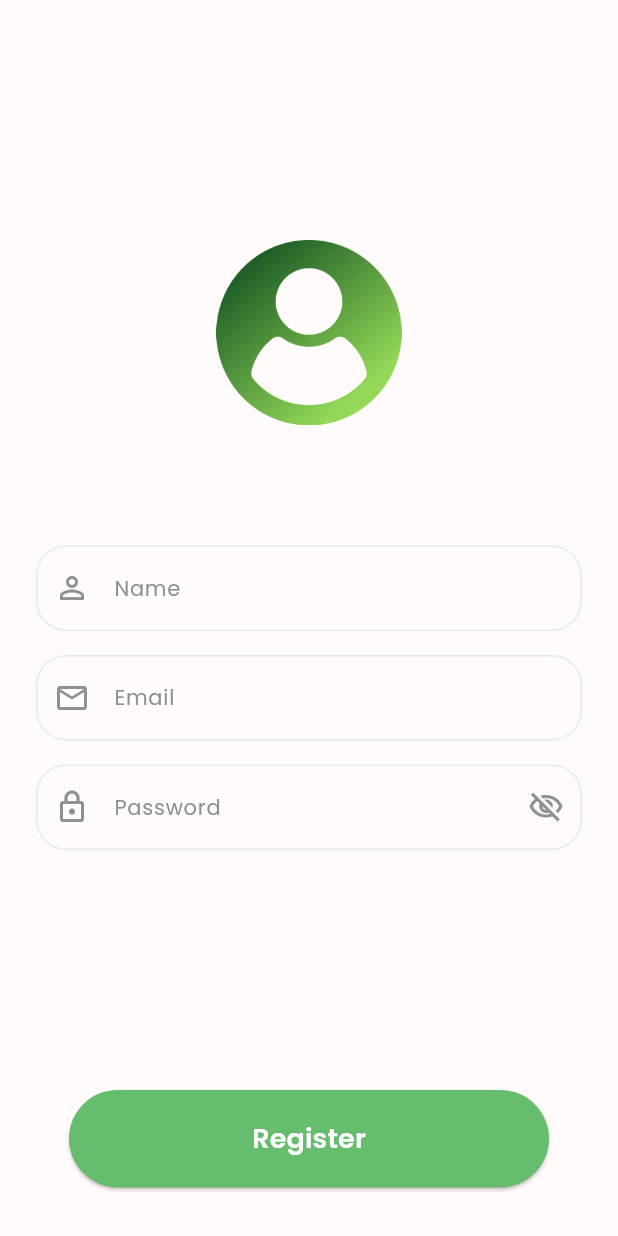
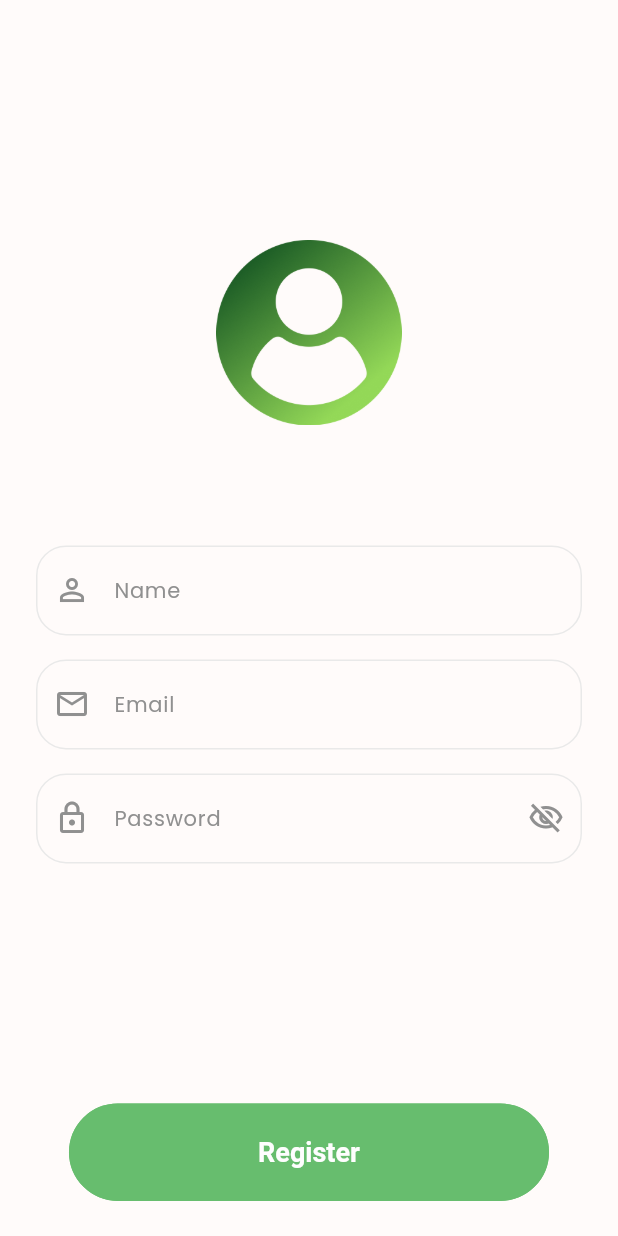
Before and after one commit to ozlemkayyaa/count_me, a Flutter app: the screen it shows after launch, on a phone screen of 412 x 824 dp. Run offline on Flutter 3.47's test engine with Material 3 defaults, Android fonts, the phone set to English and light mode, and no system bars; our stand-ins replace easy_localization, google_fonts, mobx, shared_preferences.

Commit message:
custom_themes created

```diff
--- a/lib/core/components/button/custom_elevated_button.dart
+++ /dev/null
@@ -1,26 +0,0 @@
-import 'package:flutter/material.dart';
-
-class CustomElevatedButton extends StatelessWidget {
-  const CustomElevatedButton({
-    super.key,
-    required this.onPressed,
-    required this.child,
-    this.backgroundColor,
-  });
-
-  final void Function() onPressed;
-  final Widget child;
-  final Color? backgroundColor;
-
-  @override
-  Widget build(BuildContext context) {
-    return ElevatedButton(
-      style: ElevatedButton.styleFrom(
-        backgroundColor: backgroundColor,
-        minimumSize: const Size(320, 65),
-      ),
-      onPressed: onPressed,
-      child: child,
-    );
-  }
-}
--- a/lib/core/components/index.dart
+++ b/lib/core/components/index.dart
@@ -1,9 +1,5 @@
 export 'appbar/custom_appbar.dart';
-export 'button/custom_elevated_button.dart';
-export 'button/custom_outlined_button.dart';
-export 'button/custom_text_button.dart';
 export 'card/not_found_navigation_widget.dart';
 export 'scaffold/custom_scaffold.dart';
 export 'text/custom_text.dart';
 export 'text/locale_text.dart';
-export 'text_form_field/custom_text_form_field.dart';
--- a/lib/core/components/text_form_field/custom_text_form_field.dart
+++ /dev/null
@@ -1,63 +0,0 @@
-import 'package:count_me/core/constants/enums/border_enum.dart';
-import 'package:count_me/core/constants/app/app_colors.dart';
-import 'package:flutter/material.dart';
-
-class CustomTextFormField extends StatelessWidget {
-  const CustomTextFormField({
-    super.key,
-    required this.controller,
-    this.validator,
-    this.labelText,
-    this.hintText,
-    this.keyboardType,
-    this.prefixIcon,
-    this.suffixIcon,
-    this.textStyle,
-    this.outlineInputBorder,
-  });
-
-  final TextEditingController controller;
-  final String? Function(String?)? validator;
-  final String? labelText;
-  final String? hintText;
-  final TextInputType? keyboardType;
-  final bool obscureText = false;
-  final Icon? prefixIcon;
-  final IconButton? suffixIcon;
-  final TextStyle? textStyle;
-  final OutlineInputBorder? outlineInputBorder;
-
-  @override
-  Widget build(BuildContext context) {
-    return TextFormField(
-      controller: controller,
-      validator: validator,
-      keyboardType: keyboardType,
-      obscureText: obscureText,
-      style: textStyle,
-      decoration: InputDecoration(
-        labelText: labelText,
-        labelStyle: TextStyle(
-          fontSize: 14,
-          fontWeight: FontWeight.w400,
-          color: AppColors.grey,
-        ),
-        hintText: hintText,
-        prefixIcon: prefixIcon,
-        suffixIcon: suffixIcon,
-        prefixIconColor: AppColors.grey,
-        suffixIconColor: AppColors.grey,
-        border: outlineInputBorder,
-        focusedBorder: OutlineInputBorder(
-          borderRadius: BorderHelper.fix.circularRadius,
-          borderSide: BorderSide(color: AppColors.mainGreen),
-        ),
-        enabledBorder: OutlineInputBorder(
-          borderRadius: BorderHelper.fix.circularRadius,
-          borderSide: BorderSide(color: AppColors.lightGrey),
-        ),
-        contentPadding: const EdgeInsets.only(top: 18, bottom: 18),
-      ),
-    );
-  }
-}
--- a/lib/core/constants/app/app_colors.dart
+++ b/lib/core/constants/app/app_colors.dart
@@ -16,6 +16,7 @@ final class AppColors {
   static const lightGrey = Color(0xFFE9E9E9);
   static const grey = Color(0xFF909090);
   static const darkGrey = Color(0xFF45444C);
+  static const disableButtonGrey = Color(0xFFC0C0C0);
 
   static const black = Color(0xFF121212);
 
--- a/lib/core/init/theme/app_theme_light.dart
+++ b/lib/core/init/theme/app_theme_light.dart
@@ -1,3 +1,8 @@
+import 'custom_theme/elevated_button_theme.dart';
+import 'custom_theme/outlined_button_theme.dart';
+import 'custom_theme/text_button_theme.dart';
+import 'custom_theme/text_field_theme.dart';
+
 import '../../constants/app/app_colors.dart';
 import 'app_theme.dart';
 import 'package:flutter/material.dart';
@@ -20,5 +25,9 @@ class AppThemeLight extends AppTheme {
         fontFamily: GoogleFonts.poppins().fontFamily,
         scaffoldBackgroundColor: AppColors.whiteBackground,
         useMaterial3: true,
+        elevatedButtonTheme: AppElevatedButtonTheme.elevatedButtonTheme,
+        outlinedButtonTheme: AppOutlinedButtontheme.outlinedButtonTheme,
+        textButtonTheme: AppTextButtontheme.textButtonTheme,
+        inputDecorationTheme: AppTextFieldTheme.lightInputDecorationTheme,
       );
 }
--- /dev/null
+++ b/lib/core/init/theme/custom_theme/elevated_button_theme.dart
@@ -0,0 +1,29 @@
+import 'package:count_me/core/constants/app/index.dart';
+import 'package:count_me/core/constants/enums/index.dart';
+import 'package:flutter/material.dart';
+
+class AppElevatedButtonTheme {
+  AppElevatedButtonTheme._();
+
+  static final elevatedButtonTheme = ElevatedButtonThemeData(
+    style: ElevatedButton.styleFrom(
+      minimumSize: const Size(320, 65),
+      alignment: Alignment.center,
+      elevation: 0,
+      foregroundColor: AppColors.white,
+      backgroundColor: AppColors.mainGreen,
+      disabledForegroundColor: AppColors.disableButtonGrey,
+      disabledBackgroundColor: AppColors.disableButtonGrey,
+      side: const BorderSide(color: AppColors.mainGreen),
+      padding: const EdgeInsets.symmetric(vertical: 18),
+      textStyle: const TextStyle(
+        color: AppColors.white,
+        fontSize: 18,
+        fontWeight: FontWeight.w600,
+      ),
+      shape: RoundedRectangleBorder(
+        borderRadius: BorderHelper.large.circularRadius,
+      ),
+    ),
+  );
+}
--- /dev/null
+++ b/lib/core/init/theme/custom_theme/outlined_button_theme.dart
@@ -0,0 +1,26 @@
+import 'package:count_me/core/constants/app/index.dart';
+import 'package:count_me/core/constants/enums/index.dart';
+import 'package:flutter/material.dart';
+
+class AppOutlinedButtontheme {
+  AppOutlinedButtontheme._();
+
+  static final outlinedButtonTheme = OutlinedButtonThemeData(
+    style: OutlinedButton.styleFrom(
+      alignment: Alignment.center,
+      elevation: 0,
+      minimumSize: const Size(320, 65),
+      side: BorderSide(color: AppColors.lightGrey),
+      shape: RoundedRectangleBorder(
+        borderRadius: BorderHelper.small.circularRadius,
+      ),
+      foregroundColor: AppColors.black,
+      textStyle: const TextStyle(
+        color: AppColors.black,
+        fontSize: 14,
+        fontWeight: FontWeight.w400,
+      ),
+      padding: const EdgeInsets.symmetric(vertical: 18),
+    ),
+  );
+}
--- /dev/null
+++ b/lib/core/init/theme/custom_theme/text_button_theme.dart
@@ -0,0 +1,17 @@
+import 'package:count_me/core/constants/app/index.dart';
+import 'package:flutter/material.dart';
+
+class AppTextButtontheme {
+  AppTextButtontheme._();
+
+  static final textButtonTheme = TextButtonThemeData(
+    style: TextButton.styleFrom(
+      foregroundColor: AppColors.mainGreen,
+      textStyle: TextStyle(
+        color: AppColors.mainGreen,
+        fontSize: 16,
+        fontWeight: FontWeight.w400,
+      ),
+    ),
+  );
+}
--- /dev/null
+++ b/lib/core/init/theme/custom_theme/text_field_theme.dart
@@ -0,0 +1,43 @@
+import 'package:count_me/core/constants/app/app_colors.dart';
+import 'package:count_me/core/constants/enums/index.dart';
+import 'package:flutter/material.dart';
+
+class AppTextFieldTheme {
+  AppTextFieldTheme._();
+
+  static InputDecorationTheme lightInputDecorationTheme = InputDecorationTheme(
+    errorMaxLines: 3,
+    prefixIconColor: AppColors.grey,
+    suffixIconColor: AppColors.grey,
+    labelStyle: const TextStyle(
+      fontSize: 14,
+      fontWeight: FontWeight.w400,
+      color: AppColors.grey,
+    ),
+    hintStyle: const TextStyle().copyWith(fontSize: 14, color: Colors.black),
+    errorStyle: const TextStyle().copyWith(fontStyle: FontStyle.normal),
+    floatingLabelStyle:
+        const TextStyle().copyWith(color: Colors.black.withOpacity(0.8)),
+    border: const OutlineInputBorder().copyWith(
+      borderRadius: BorderHelper.fix.circularRadius,
+      borderSide: const BorderSide(width: 1, color: AppColors.lightGrey),
+    ),
+    enabledBorder: const OutlineInputBorder().copyWith(
+      borderRadius: BorderHelper.fix.circularRadius,
+      borderSide: const BorderSide(width: 1, color: AppColors.lightGrey),
+    ),
+    focusedBorder: const OutlineInputBorder().copyWith(
+      borderRadius: BorderHelper.fix.circularRadius,
+      borderSide: const BorderSide(width: 1, color: AppColors.mainGreen),
+    ),
+    errorBorder: const OutlineInputBorder().copyWith(
+      borderRadius: BorderHelper.fix.circularRadius,
+      borderSide: const BorderSide(width: 1, color: Colors.red),
+    ),
+    focusedErrorBorder: const OutlineInputBorder().copyWith(
+      borderRadius: BorderHelper.fix.circularRadius,
+      borderSide: const BorderSide(width: 1, color: AppColors.mainGreen),
+    ),
+    contentPadding: const EdgeInsets.only(top: 18, bottom: 18),
+  );
+}
--- a/lib/view/auth/register/widget/register_body_widget.dart
+++ b/lib/view/auth/register/widget/register_body_widget.dart
@@ -5,8 +5,6 @@ import 'package:count_me/core/constants/enums/index.dart';
 import 'package:count_me/core/extension/context_extension.dart';
 import 'package:count_me/view/auth/register/widget/register_form_widget.dart';
 import 'package:flutter/material.dart';
-
-import '../../../../core/components/index.dart';
 
 class RegisterBodyWidget extends StatelessWidget {
   const RegisterBodyWidget({super.key});
@@ -33,14 +31,10 @@ class RegisterBodyWidget extends StatelessWidget {
           SizedBox(height: SizedBoxHeight.top.value),
 
           // Register Button
-          CustomElevatedButton(
-            backgroundColor: AppColors.mainGreen,
+          ElevatedButton(
             onPressed: () {},
-            child: CustomText(
-              title: AppStrings.register,
-              color: AppColors.white,
-              fontSize: 18,
-              fontWeight: FontWeight.w600,
+            child: Text(
+              AppStrings.register,
             ),
           ),
         ],
--- a/lib/view/auth/register/widget/register_form_widget.dart
+++ b/lib/view/auth/register/widget/register_form_widget.dart
@@ -1,6 +1,5 @@
 import 'package:flutter/material.dart';
 
-import '../../../../core/components/index.dart';
 import '../../../../core/constants/app/index.dart';
 import '../../../../core/constants/enums/index.dart';
 import '../viewModel/register_view_model.dart';
@@ -13,50 +12,38 @@ class RegisterFormWidget extends StatelessWidget {
     return Form(
       child: Column(
         children: [
-          CustomTextFormField(
+          // Name Field
+          TextFormField(
             keyboardType: TextInputType.name,
             controller: RegisterViewModel().nameController,
-            labelText: AppStrings.name,
-            textStyle: TextStyle(
-              fontSize: 14,
-              fontWeight: FontWeight.w100,
-              color: AppColors.darkGrey,
-            ),
-            prefixIcon: Icon(
-              Icons.person_outline_outlined,
+            decoration: InputDecoration(
+              labelText: AppStrings.name,
+              prefixIcon: Icon(Icons.person_outline_outlined),
             ),
           ),
           SizedBox(height: SizedBoxHeight.medium.value),
-          CustomTextFormField(
+
+          // Email Field
+          TextFormField(
             keyboardType: TextInputType.emailAddress,
             controller: RegisterViewModel().nameController,
-            labelText: AppStrings.email,
-            textStyle: TextStyle(
-              fontSize: 14,
-              fontWeight: FontWeight.w100,
-              color: AppColors.darkGrey,
-            ),
-            prefixIcon: Icon(
-              Icons.email_outlined,
+            decoration: InputDecoration(
+              labelText: AppStrings.email,
+              prefixIcon: Icon(Icons.email_outlined),
             ),
           ),
           SizedBox(height: SizedBoxHeight.medium.value),
-          CustomTextFormField(
+
+          // Password Field
+          TextFormField(
             keyboardType: TextInputType.text,
             controller: RegisterViewModel().nameController,
-            labelText: AppStrings.password,
-            textStyle: TextStyle(
-              fontSize: 14,
-              fontWeight: FontWeight.w100,
-              color: AppColors.darkGrey,
-            ),
-            prefixIcon: Icon(
-              Icons.lock_outlined,
-            ),
-            suffixIcon: IconButton(
-              onPressed: () {},
-              icon: Icon(
-                Icons.visibility_off_outlined,
+            decoration: InputDecoration(
+              labelText: AppStrings.password,
+              prefixIcon: Icon(Icons.lock_outlined),
+              suffixIcon: IconButton(
+                onPressed: () {},
+                icon: Icon(Icons.visibility_off_outlined),
               ),
             ),
           ),
```
Also changed, not shown: lib/core/components/button/custom_outlined_button.dart (deleted, +0 -29 lines), lib/core/components/button/custom_text_button.dart (deleted, +0 -25 lines), lib/view/auth/onboarding/view/onboarding_view.dart (+4 -19 lines), lib/view/auth/onboarding/viewModel/onboarding_view_model.dart (deleted, +0 -9 lines), lib/view/auth/onboarding/widget/account_message_text_widget.dart (+1 -9 lines), lib/view/auth/onboarding/widget/onboarding_body_widget.dart (+5 -8 lines), lib/view/auth/onboarding/widget/show_modal_widget/custom_modal_button.dart (+4 -13 lines), lib/core/init/theme/custom_theme/text_theme.dart (added), lib/view/auth/onboarding/viewModel/onboarding_view_model.g.dart (deleted).
